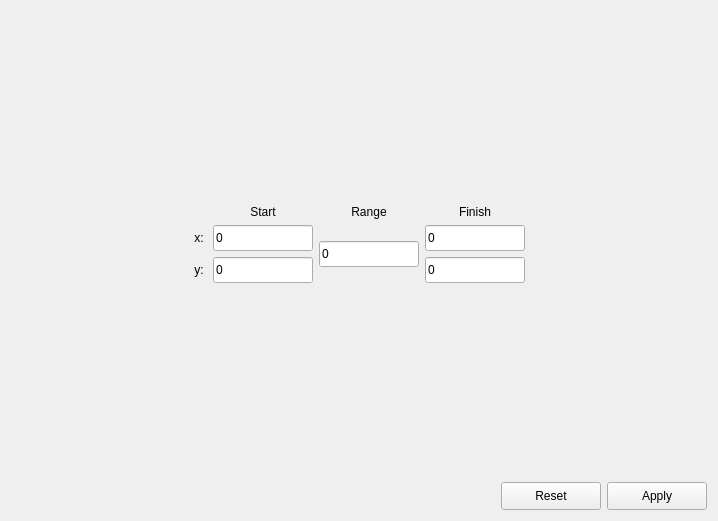
Old version of the form src/gui/dialogs/settings/frames/ctemareaframe.ui in the repository JJPPeters/clTEM.
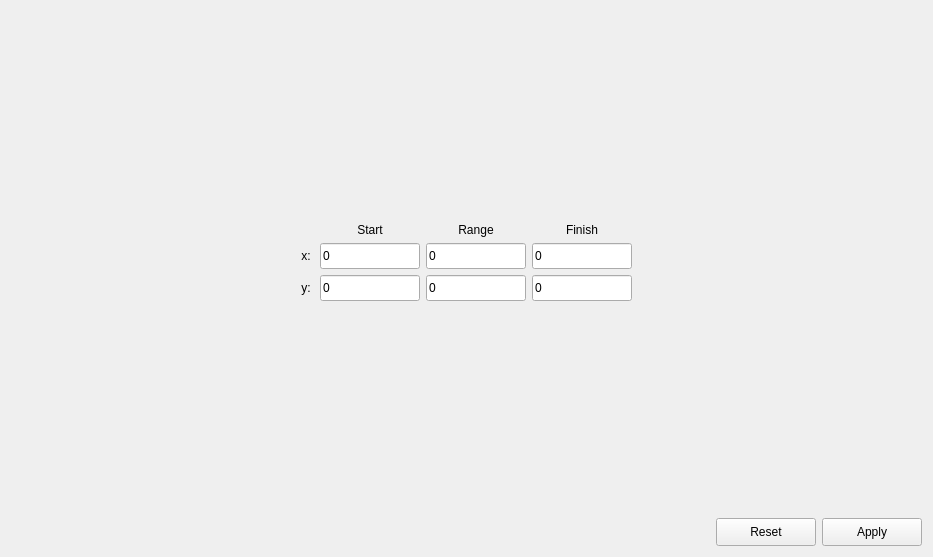
New version of the form. Custom widgets are drawn as their Qt base class.

Commit message: TEM area can now be set with different x,y ranges  - doesn't really affect much yet  - need to correct padding compensation (structure is centered now, not in the corner)  - need to change the cropping of the image when displayed to show the user set area

The edit to the form file:
```diff
--- a/src/gui/dialogs/settings/frames/ctemareaframe.ui
+++ b/src/gui/dialogs/settings/frames/ctemareaframe.ui
@@ -6,8 +6,8 @@
    <rect>
     <x>0</x>
     <y>0</y>
-    <width>718</width>
-    <height>521</height>
+    <width>933</width>
+    <height>557</height>
    </rect>
   </property>
   <property name="sizePolicy">
@@ -19,79 +19,8 @@
   <property name="windowTitle">
    <string>Form</string>
   </property>
-  <layout class="QGridLayout" name="gridLayout" rowstretch="1,0,0,0,1,0" columnstretch="1,0,0,0,0,1">
-   <item row="2" column="0">
-    <spacer name="hSpacer">
-     <property name="orientation">
-      <enum>Qt::Horizontal</enum>
-     </property>
-     <property name="sizeHint" stdset="0">
-      <size>
-       <width>0</width>
-       <height>20</height>
-      </size>
-     </property>
-    </spacer>
-   </item>
-   <item row="2" column="3" rowspan="2">
-    <widget class="EditUnitsBox" name="edtRangeXY">
-     <property name="minimumSize">
-      <size>
-       <width>100</width>
-       <height>26</height>
-      </size>
-     </property>
-     <property name="maximumSize">
-      <size>
-       <width>100</width>
-       <height>16777215</height>
-      </size>
-     </property>
-     <property name="text">
-      <string>0</string>
-     </property>
-    </widget>
-   </item>
-   <item row="1" column="4">
-    <widget class="QLabel" name="label_2">
-     <property name="text">
-      <string>Finish</string>
-     </property>
-     <property name="alignment">
-      <set>Qt::AlignCenter</set>
-     </property>
-    </widget>
-   </item>
-   <item row="1" column="2">
-    <widget class="QLabel" name="label">
-     <property name="text">
-      <string>Start</string>
-     </property>
-     <property name="alignment">
-      <set>Qt::AlignCenter</set>
-     </property>
-    </widget>
-   </item>
-   <item row="3" column="2">
-    <widget class="EditUnitsBox" name="edtStartY">
-     <property name="minimumSize">
-      <size>
-       <width>100</width>
-       <height>26</height>
-      </size>
-     </property>
-     <property name="maximumSize">
-      <size>
-       <width>100</width>
-       <height>16777215</height>
-      </size>
-     </property>
-     <property name="text">
-      <string>0</string>
-     </property>
-    </widget>
-   </item>
-   <item row="3" column="4">
+  <layout class="QGridLayout" name="gridLayout" rowstretch="1,0,0,0,0,1,0" columnstretch="1,0,0,0,0,1">
+   <item row="4" column="4">
     <widget class="EditUnitsBox" name="edtFinishY">
      <property name="minimumSize">
       <size>
@@ -111,35 +40,6 @@
     </widget>
    </item>
    <item row="3" column="1">
-    <widget class="QLabel" name="label_3">
-     <property name="text">
-      <string>y: </string>
-     </property>
-     <property name="alignment">
-      <set>Qt::AlignRight|Qt::AlignTrailing|Qt::AlignVCenter</set>
-     </property>
-    </widget>
-   </item>
-   <item row="2" column="4">
-    <widget class="EditUnitsBox" name="edtFinishX">
-     <property name="minimumSize">
-      <size>
-       <width>100</width>
-       <height>26</height>
-      </size>
-     </property>
-     <property name="maximumSize">
-      <size>
-       <width>100</width>
-       <height>16777215</height>
-      </size>
-     </property>
-     <property name="text">
-      <string>0</string>
-     </property>
-    </widget>
-   </item>
-   <item row="2" column="1">
     <widget class="QLabel" name="label_1">
      <property name="text">
       <string>x: </string>
@@ -149,7 +49,7 @@
      </property>
     </widget>
    </item>
-   <item row="2" column="2">
+   <item row="3" column="2">
     <widget class="EditUnitsBox" name="edtStartX">
      <property name="minimumSize">
       <size>
@@ -168,7 +68,20 @@
      </property>
     </widget>
    </item>
-   <item row="1" column="3">
+   <item row="3" column="5">
+    <spacer name="hSpacer_2">
+     <property name="orientation">
+      <enum>Qt::Horizontal</enum>
+     </property>
+     <property name="sizeHint" stdset="0">
+      <size>
+       <width>0</width>
+       <height>20</height>
+      </size>
+     </property>
+    </spacer>
+   </item>
+   <item row="2" column="3">
     <widget class="QLabel" name="label_4">
      <property name="text">
       <string>Range</string>
@@ -178,20 +91,7 @@
      </property>
     </widget>
    </item>
-   <item row="2" column="5">
-    <spacer name="hSpacer_2">
-     <property name="orientation">
-      <enum>Qt::Horizontal</enum>
-     </property>
-     <property name="sizeHint" stdset="0">
-      <size>
-       <width>0</width>
-       <height>20</height>
-      </size>
-     </property>
-    </spacer>
-   </item>
-   <item row="4" column="2">
+   <item row="5" column="2">
     <spacer name="verticalSpacer">
      <property name="orientation">
       <enum>Qt::Vertical</enum>
@@ -204,6 +104,25 @@
      </property>
     </spacer>
    </item>
+   <item row="3" column="4">
+    <widget class="EditUnitsBox" name="edtFinishX">
+     <property name="minimumSize">
+      <size>
+       <width>100</width>
+       <height>26</height>
+      </size>
+     </property>
+     <property name="maximumSize">
+      <size>
+       <width>100</width>
+       <height>16777215</height>
+      </size>
+     </property>
+     <property name="text">
+      <string>0</string>
+     </property>
+    </widget>
+   </item>
    <item row="0" column="2">
     <spacer name="verticalSpacer_2">
      <property name="orientation">
@@ -217,7 +136,17 @@
      </property>
     </spacer>
    </item>
-   <item row="5" column="0" colspan="6">
+   <item row="4" column="1">
+    <widget class="QLabel" name="label_3">
+     <property name="text">
+      <string>y: </string>
+     </property>
+     <property name="alignment">
+      <set>Qt::AlignRight|Qt::AlignTrailing|Qt::AlignVCenter</set>
+     </property>
+    </widget>
+   </item>
+   <item row="6" column="0" colspan="6">
     <layout class="QHBoxLayout" name="horizontalLayout">
      <item>
       <spacer name="horizontalSpacer">
@@ -260,6 +189,96 @@
      </item>
     </layout>
    </item>
+   <item row="4" column="2">
+    <widget class="EditUnitsBox" name="edtStartY">
+     <property name="minimumSize">
+      <size>
+       <width>100</width>
+       <height>26</height>
+      </size>
+     </property>
+     <property name="maximumSize">
+      <size>
+       <width>100</width>
+       <height>16777215</height>
+      </size>
+     </property>
+     <property name="text">
+      <string>0</string>
+     </property>
+    </widget>
+   </item>
+   <item row="3" column="0">
+    <spacer name="hSpacer">
+     <property name="orientation">
+      <enum>Qt::Horizontal</enum>
+     </property>
+     <property name="sizeHint" stdset="0">
+      <size>
+       <width>0</width>
+       <height>20</height>
+      </size>
+     </property>
+    </spacer>
+   </item>
+   <item row="2" column="4">
+    <widget class="QLabel" name="label_2">
+     <property name="text">
+      <string>Finish</string>
+     </property>
+     <property name="alignment">
+      <set>Qt::AlignCenter</set>
+     </property>
+    </widget>
+   </item>
+   <item row="2" column="2">
+    <widget class="QLabel" name="label">
+     <property name="text">
+      <string>Start</string>
+     </property>
+     <property name="alignment">
+      <set>Qt::AlignCenter</set>
+     </property>
+    </widget>
+   </item>
+   <item row="3" column="3">
+    <widget class="EditUnitsBox" name="edtRangeX">
+     <property name="minimumSize">
+      <size>
+       <width>100</width>
+       <height>26</height>
+      </size>
+     </property>
+     <property name="maximumSize">
+      <size>
+       <width>100</width>
+       <height>16777215</height>
+      </size>
+     </property>
+     <property name="text">
+      <string>0</string>
+     </property>
+    </widget>
+   </item>
+   <item row="4" column="3">
+    <widget class="EditUnitsBox" name="edtRangeY">
+     <property name="minimumSize">
+      <size>
+       <width>100</width>
+       <height>26</height>
+      </size>
+     </property>
+     <property name="maximumSize">
+      <size>
+       <width>100</width>
+       <height>16777215</height>
+      </size>
+     </property>
+     <property name="text">
+      <string>0</string>
+     </property>
+    </widget>
+   </item>
   </layout>
  </widget>
  <customwidgets>
```
Left out of the diff: 1 changed line with no effect on the pictures. The commit also changes 2 other files.
